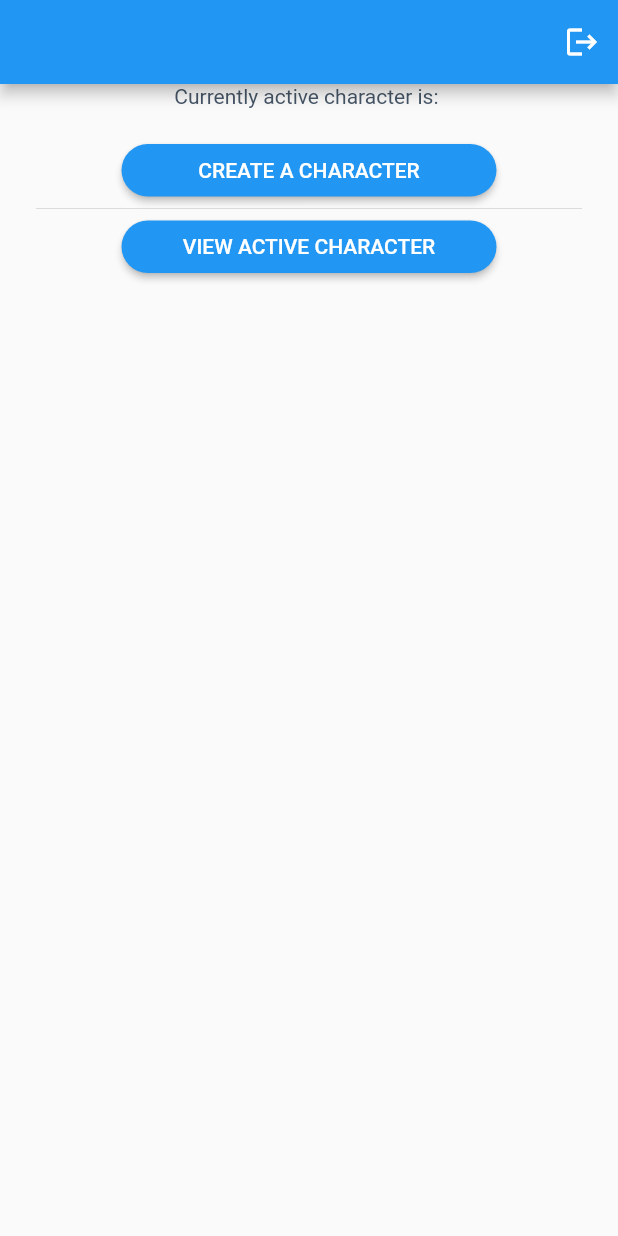
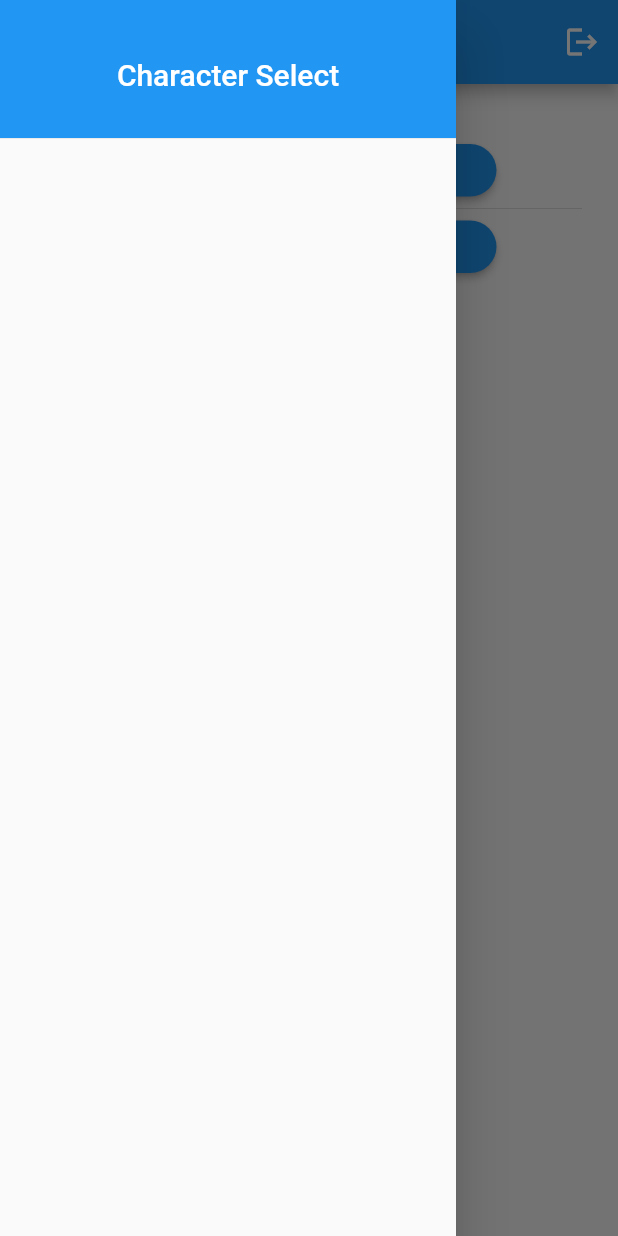
Before and after one commit to grandbigmac/dnd_companion_flutter, a Flutter app: the UserHomePage screen opened directly with empty values, with the side drawer open (before the commit the screen has no drawer), on a phone screen of 412 x 824 dp. Run offline on Flutter 3.47's test engine with Material 2 defaults, Android fonts, the phone set to English and light mode, and no system bars; our stand-ins replace cloud_firestore, firebase_auth, firebase_core, firebase_storage, page_transition; missing offline and left inert: dart:ffi; accounts and stored records are empty; network calls fail.

Commit message:
creating a character now adds their character id to the user's list of characters
Drawer layout isn't displaying widgets properly. Character details are properly being loaded into the view though.

```diff
--- a/lib/character_creation/review.dart
+++ b/lib/character_creation/review.dart
@@ -634,6 +634,8 @@ class _ChooseNameAndReview extends State<ReviewNewCharacter> {
                       character.level = Level(number: 1);
                       character.currentHp = character.hp!;
                       character.profBonus = 2;
+                      character.equippedArmour = 'None';
+                      character.remainingHitDie = 1;
                       await FirebaseCRUD.addNewCharacter(character: character, uId: uId);
                       SnackBar snackBar = SnackBar(
                         content: Text(
--- a/lib/style/textstyles.dart
+++ b/lib/style/textstyles.dart
@@ -4,6 +4,11 @@ import 'package:flutter/material.dart';
 
 TextStyle titleStyle = const TextStyle(
   color: Colors.blue,
+  fontSize: 20,
+  fontFamily: 'Roboto',
+);
+TextStyle titleStyleButton = const TextStyle(
+  color: Colors.white,
   fontSize: 20,
   fontFamily: 'Roboto',
 );
--- a/lib/user_home_page.dart
+++ b/lib/user_home_page.dart
@@ -1,5 +1,6 @@
 import 'dart:developer';
 
+import 'package:cloud_firestore/cloud_firestore.dart';
 import 'package:dnd_app_flutter/character_creation/choose_race.dart';
 import 'package:dnd_app_flutter/login_register/login.dart';
 import 'package:dnd_app_flutter/services/firebaseCRUD.dart';
@@ -13,6 +14,7 @@ import 'package:page_transition/page_transition.dart';
 import 'models/character.dart';
 import 'models/class.dart';
 import 'models/feature.dart';
+import 'models/level.dart';
 import 'models/race.dart';
 late Character activeCharacter;
 
@@ -27,6 +29,8 @@ class UserHomePage extends StatefulWidget {
 
 class _UserHomePageState extends State<UserHomePage> {
 
+  List<Character> tempCharacterList = [];
+  List<String> charNames = [];
 
   @override
   Widget build(BuildContext context) {
@@ -68,7 +72,17 @@ class _UserHomePageState extends State<UserHomePage> {
       }
     }
 
+    void charList() async {
+      String uId = FirebaseAuth.instance.currentUser!.uid;
+      charNames = await FirebaseCRUD.getCharacterList(uId);
+      for (String i in charNames) {
+        log(i);
+      }
+    }
+
     Widget tempHomePage() {
+
+      charList();
 
       return Container(
         padding: const EdgeInsets.all(24),
@@ -195,9 +209,48 @@ class _UserHomePageState extends State<UserHomePage> {
       );
     }
 
+    void getCharacterListDetails() async {
+      for (String i in charNames) {
+        var data = await FirebaseFirestore.instance.collection('characters').doc(i).get();
+        String raceString = data.get('race');
+        String classString = data.get('class');
+        List<String> raceclassnames = await FirebaseCRUD.getClassAndRaceName(classString, raceString);
+        Character previewChar = Character(name: data.get('name'), charClass: Class(name: raceclassnames[0]), race: Race(name: raceclassnames[1]), level: Level(number: data.get('level')));
+
+        tempCharacterList.add(previewChar);
+      }
+      for (Character i in tempCharacterList) {
+        log('Name: ${i.name!}');
+      }
+    }
+
+    List<Widget> characterInformationList() {
+      List<Widget> widgets = [];
+      getCharacterListDetails();
+
+      for (Character i in tempCharacterList) {
+        Widget widget = Container(
+          child: Column(
+            children: [
+              const Text(
+                'Character Name',
+                style: contentText,
+              ),
+              Text(
+                i.name!,
+                style: headerText,
+              ),
+            ],
+          ),
+        );
+        widgets.add(widget);
+      }
+      return widgets;
+    }
+
     return Scaffold(
       appBar: AppBar(
-        automaticallyImplyLeading: false,
+        //automaticallyImplyLeading: false,
         title: Text(widget.title),
         actions: <Widget>[
           IconButton(
@@ -216,6 +269,24 @@ class _UserHomePageState extends State<UserHomePage> {
             }
           )
         ],
+      ),
+      drawer: Drawer(
+        child: ListView(
+          children: [
+            Container(
+              height: 100,
+              child: DrawerHeader(
+                decoration: const BoxDecoration(
+                  color: Colors.blue,
+                ),
+                child: Center(child: Text('Character Select', style: titleStyleButton,)),
+              ),
+            ),
+            Column(
+              children: characterInformationList(),
+            ),
+          ],
+        ),
       ),
       body: ListView(
         children: [
--- a/lib/view_active_character/character_profile.dart
+++ b/lib/view_active_character/character_profile.dart
@@ -83,6 +83,7 @@ class CharacterProfilePage extends State<CharacterProfile> {
     else {
       log('Unarmored Defense : False');
 
+      log(character.equippedArmour!);
       switch (character.equippedArmour!) {
         case 'None': {
           baseAC = 10;
```
Also changed, not shown: lib/services/firebaseCRUD.dart (+33 -7 lines).
